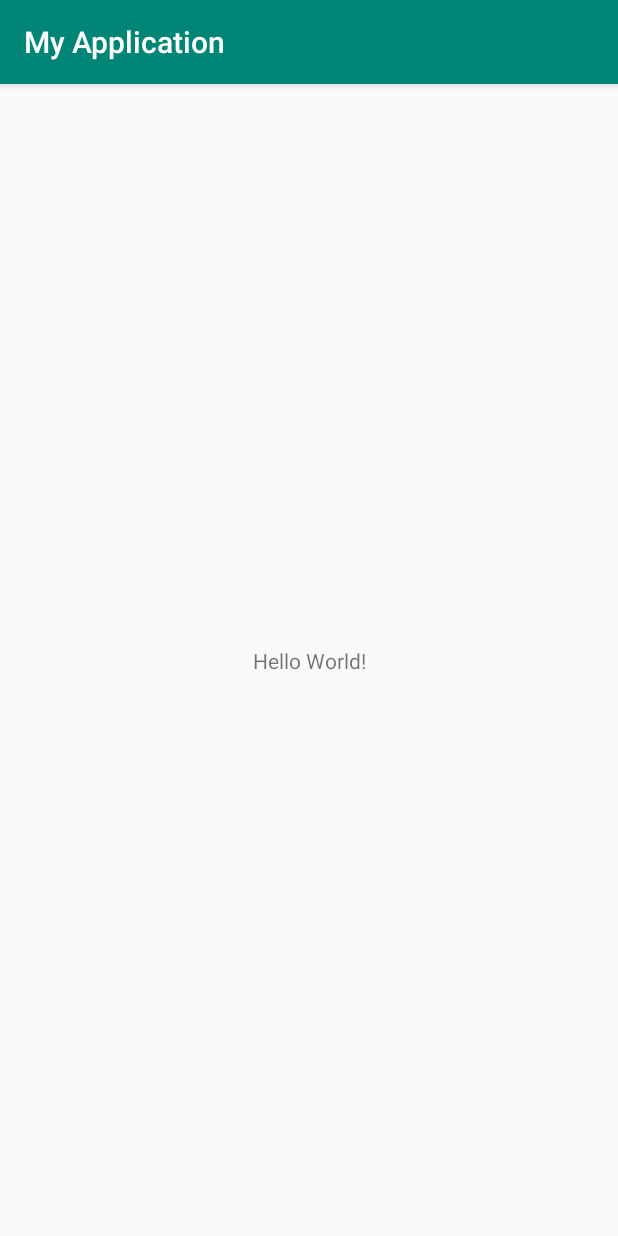
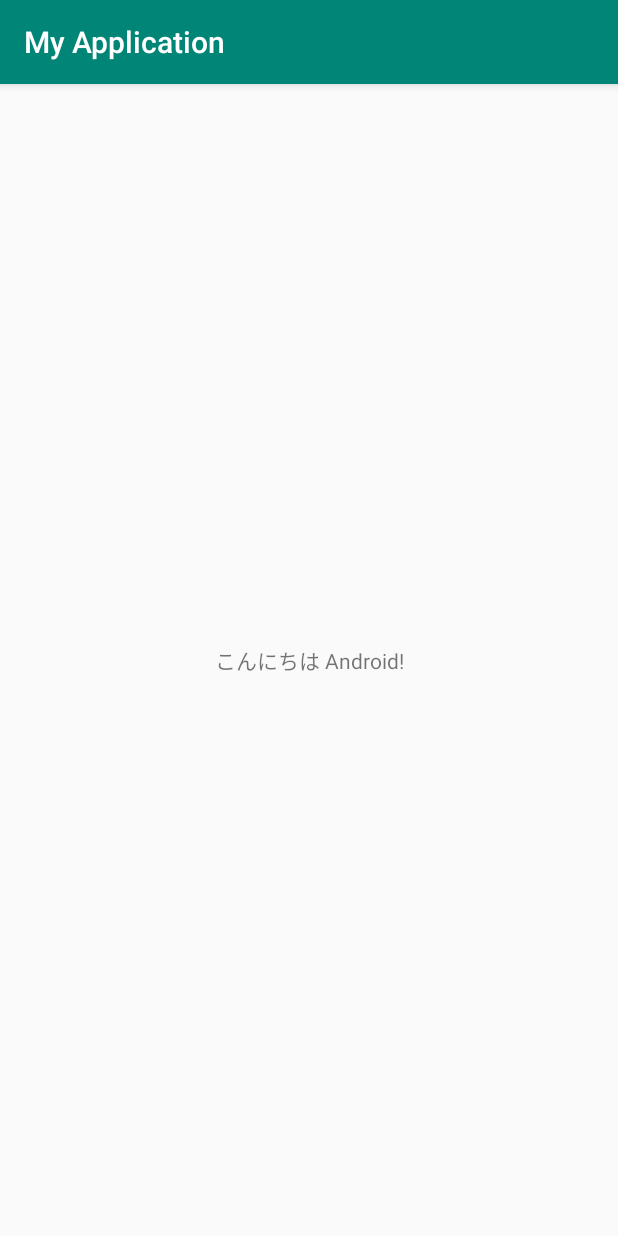
Before and after one commit to kumano27/Android, an Android app: the screen it shows after launch (MainActivity), on a phone screen of 412 x 824 dp. Run offline under Robolectric (Android 15) with nearby library versions, the phone set to English and light mode, and no system bars.

Commit message:
アプリ画面にて「こんにちは Android!」と表示
確認（仮想）デバイス
Nexus 6

```diff
--- a/app/src/main/res/layout/activity_main.xml
+++ b/app/src/main/res/layout/activity_main.xml
@@ -9,7 +9,7 @@
     <TextView
         android:layout_width="wrap_content"
         android:layout_height="wrap_content"
-        android:text="Hello World!"
+        android:text="こんにちは Android!"
         app:layout_constraintBottom_toBottomOf="parent"
         app:layout_constraintLeft_toLeftOf="parent"
         app:layout_constraintRight_toRightOf="parent"
```
